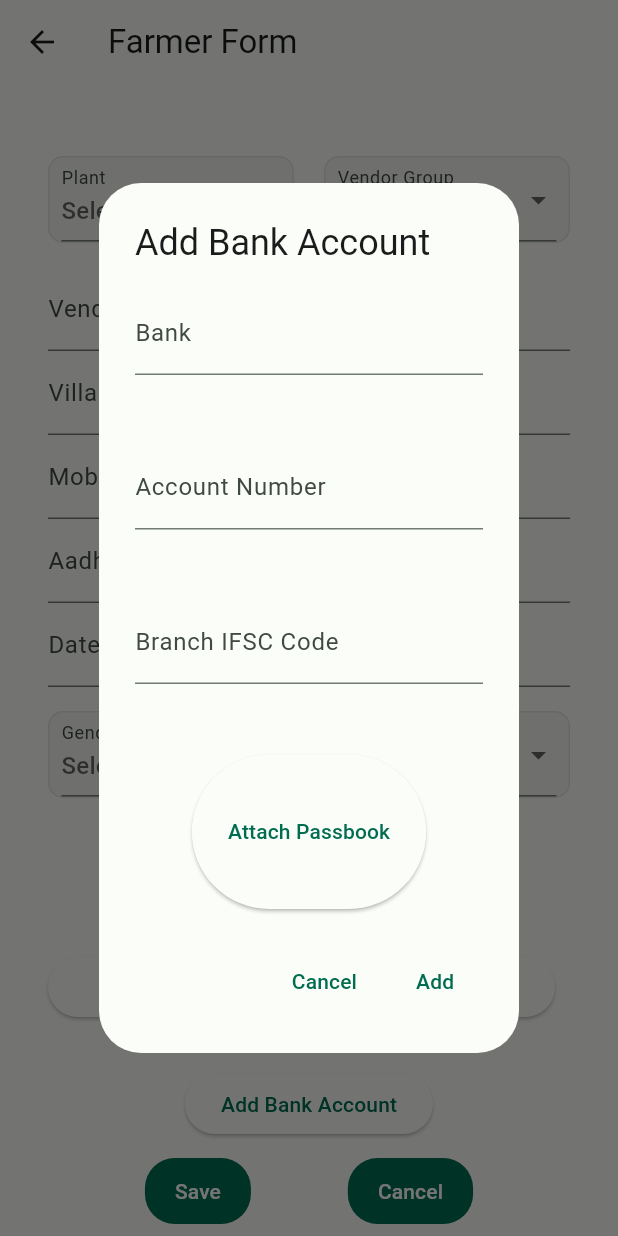
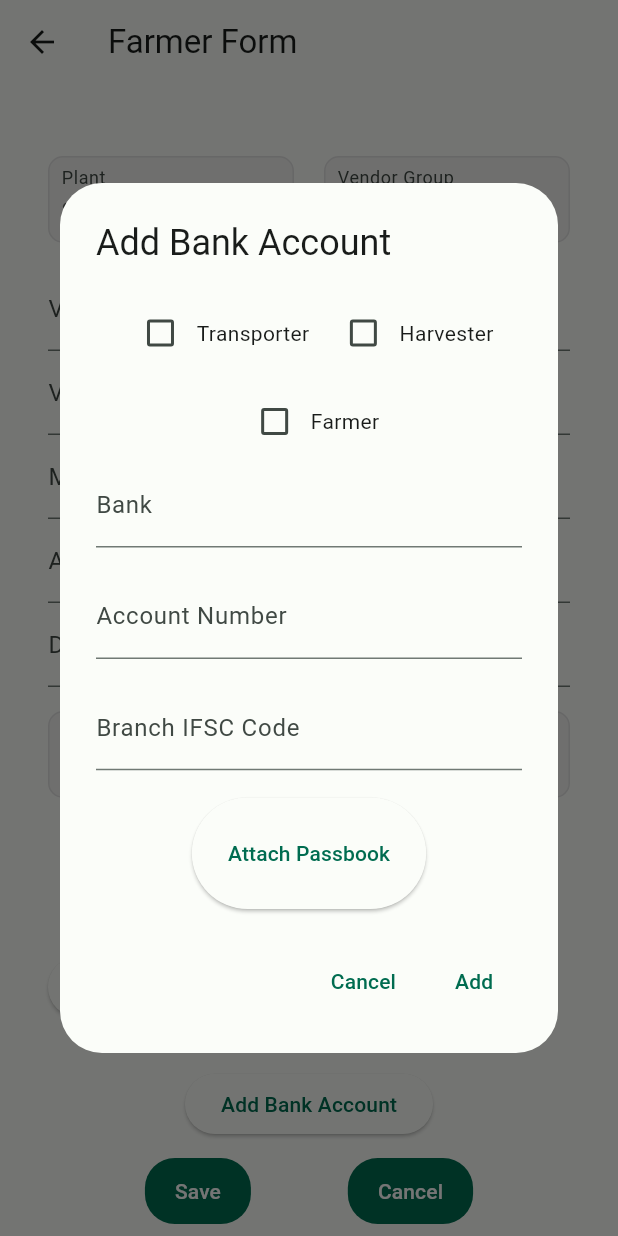
Before and after one commit to Sohampawar17/sugar_app, a Flutter app: the AddFarmerScreen screen opened directly with empty values, after a tap on "Add Bank Account", on a phone screen of 412 x 824 dp. Run offline on Flutter 3.47's test engine with Material 2 defaults, Android fonts, the phone set to English and light mode, and no system bars; drawn by our look-alikes of dynamic_color; our stand-ins replace animated_text_kit, auto_size_text, dio, flutter_image_compress, fluttertoast, geocoding and 9 more; accounts and stored records are empty; network calls fail.

Commit message:
changes in bank details

```diff
--- a/lib/services/add_farmer_service.dart
+++ b/lib/services/add_farmer_service.dart
@@ -56,7 +56,6 @@ class FarmerService {
         List<BankMaster> dataList = List.from(jsonData['data'])
             .map<BankMaster>((data) => BankMaster.fromJson(data))
             .toList();
-
         return dataList;
       } else {
         Fluttertoast.showToast(msg: "Unable to fetch Villages");
@@ -181,7 +180,7 @@ class FarmerService {
       if (response.statusCode == 200) {
         return Farmer.fromJson(response.data["data"]);
       } else {
-        // print(response.statusMessage);
+        print(response.statusMessage);
         return null;
       }
     } catch (e) {
--- a/lib/views/farmer_screens/add_farmer_view/add_farmer_model.dart
+++ b/lib/views/farmer_screens/add_farmer_view/add_farmer_model.dart
@@ -32,6 +32,7 @@ class FarmerViewModel extends BaseViewModel {
   final List<String> items = ['Farmer', 'Member'];
   final List<String> plantlist = ['Bedkihal', 'Nagpur'];
   final List<String> vendorGroupList = ['Cane'];
+  final List<String> roles = ['Transporter', 'Harvester', 'Farmer'];
   List<villagemodel> villageList = [];
   List<BankMaster> bankList = [];
   DateTime? selectedDate;
@@ -48,6 +49,37 @@ class FarmerViewModel extends BaseViewModel {
   final List<String> _selectedItems = [];
 
   List<String> get selectedItems => _selectedItems;
+
+  final List<String> _selectedrole = [];
+
+  List<String> get selectedRoles => _selectedrole;
+
+  void toggleRoles(String item, int index) {
+    if (_selectedrole.contains(item)) {
+      _selectedrole.remove(item);
+      if (item == roles[0]) {
+        bankAccounts[index].transporter = 0;
+      }
+      if (item == roles[1]) {
+        bankAccounts[index].harvester = 0;
+      }
+      if (item == roles[2]) {
+        bankAccounts[index].farmer = 0;
+      }
+    } else {
+      _selectedrole.add(item);
+      if (item == roles[0]) {
+        bankAccounts[index].transporter = 1;
+      }
+      if (item == roles[1]) {
+        bankAccounts[index].harvester = 1;
+      }
+      if (item == roles[2]) {
+        bankAccounts[index].farmer = 1;
+      }
+    }
+    notifyListeners();
+  }
 
   initialise(BuildContext context, String farmerid) async {
     setBusy(true);
@@ -349,7 +381,6 @@ class FarmerViewModel extends BaseViewModel {
     farmerData.circleOffice = selectedoffice;
     farmerData.taluka = selectedtaluka;
     Logger().i(farmerData.circleOffice);
-
     notifyListeners();
   }
 
@@ -374,8 +405,11 @@ class FarmerViewModel extends BaseViewModel {
     Logger().i(branchifscCode);
   }
 
+  // final List<String> _selectedItems = [];
+  //
+  // List<String> get selectedItems => _selectedItems;
   String? selectedRole;
-
+  String? get SelectedRole => selectedRole;
   void setSelectedRole(String? role) {
     selectedRole = role;
     notifyListeners();
@@ -383,10 +417,31 @@ class FarmerViewModel extends BaseViewModel {
 
   //////////////////////////////////////////////////////////////////////////////////
   ////////////////////////////////// for user role ////////////////////////////////
-  final List<String> roles = ['Transporter', 'Harvester', 'Farmer', 'None'];
+
+  // void toggleRole(String item) {
+  //   if (roles?.contains(item)) {
+  //     roles?.remove(item);
+  //     // 'Transporter', 'Harvester', 'Farmer', 'Member'
+  //     if (item == roles[0]) {
+  //       bankAccounts.;
+  //     }
+  //     if (item == roles[1]) {
+  //       farmerData.isMember = 0;
+  //     }
+  //   } else {
+  //     _selectedItems.add(item);
+  //     if (item == roles[0]) {
+  //       farmerData.isFarmer = 1;
+  //     }
+  //     if (item == roles[1]) {
+  //       farmerData.isMember = 1;
+  //     }
+  //   }
+  //   notifyListeners();
+  // }
   // final List<String> roles = ['Transporter'];
   // String? _selectedRole;
-
+  //
   // String? get selectedRole => _selectedRole;
 
   // void setSelectedRole(String? role) {
@@ -404,8 +459,9 @@ class FarmerViewModel extends BaseViewModel {
   bool farmer = false;
   bool member = false;
 
-  void setTransporter(bool value) {
-    transporter = value;
+  void setTransporter(bool? value) {
+    transporter = value ?? false;
+    Logger().i(transporter);
     notifyListeners();
   }
 
@@ -443,7 +499,6 @@ class FarmerViewModel extends BaseViewModel {
         farmerData.isMember = 1;
       }
     }
-
     notifyListeners();
   }
   ///////////////////////////////////////////////////////////////////////
@@ -578,9 +633,9 @@ class FarmerViewModel extends BaseViewModel {
     if (formState!.validate()) {
       // Form is valid, submit it
       if (index == -1) {
-        if (!isRoleAlreadyPresent(bankName)) {
+        if (!isRoleAlreadyPresent(selectedRole ?? "")) {
           Fluttertoast.showToast(
-              msg: "Bank is already exist", toastLength: Toast.LENGTH_LONG);
+              msg: "Role is already exist", toastLength: Toast.LENGTH_LONG);
           return;
         }
       }
@@ -645,7 +700,9 @@ class FarmerViewModel extends BaseViewModel {
   }
 
   void resetBankVariables() {
-    selectedRole = ""; // Reset selectedRole
+    farmer = false;
+    transporter = false;
+    harvester = false;
     bankName = "";
     branchifscCode = "";
     accountNumber = "";
@@ -727,9 +784,7 @@ class FarmerViewModel extends BaseViewModel {
       if (passbookattch.isNotEmpty) {
         return passbookattch;
       } else if (files.bankPassbooks.isNotEmpty) {
-        return files.bankPassbooks
-            .map((file) => file?.path.split("/").last)
-            .join(", ");
+        return 'Image Picked';
       } else {
         return null;
       }
@@ -740,8 +795,7 @@ class FarmerViewModel extends BaseViewModel {
 
   List<File?>? getFileFromFileTypepassbook(String filetype) {
     if (filetype == kBankpdf) return List.from(files.bankPassbooks);
-
-    return null;
+    return [];
   }
 
   File? getFileFromFileType(String filetype) {
--- a/lib/views/farmer_screens/add_farmer_view/add_farmer_screen.dart
+++ b/lib/views/farmer_screens/add_farmer_view/add_farmer_screen.dart
@@ -123,6 +123,7 @@ class AddFarmerScreen extends StatelessWidget {
                     //     fontWeight: FontWeight.w300,
                     //   ),
                     // ),
+
                     Row(
                       children: [
                         Expanded(
@@ -574,15 +575,15 @@ class AddFarmerScreen extends StatelessWidget {
                               // ignore: deprecated_member_use
                               dataRowHeight: 40.0,
                               columns: const [
-                                // DataColumn(
-                                //   label: Text('Far.'),
-                                // ),
-                                // DataColumn(
-                                //   label: Text('Har.'),
-                                // ),
-                                // DataColumn(
-                                //   label: Text('Trans.'),
-                                // ),
+                                DataColumn(
+                                  label: Text('Far.'),
+                                ),
+                                DataColumn(
+                                  label: Text('Har.'),
+                                ),
+                                DataColumn(
+                                  label: Text('Trans.'),
+                                ),
                                 DataColumn(
                                   label: Text('B. Name'),
                                 ),
@@ -592,7 +593,6 @@ class AddFarmerScreen extends StatelessWidget {
                                 DataColumn(
                                   label: Text('Acc. Number'),
                                 ),
-
                                 DataColumn(
                                   label: Text('Bank Passbook'),
                                 ),
@@ -612,6 +612,15 @@ class AddFarmerScreen extends StatelessWidget {
                                 // Replace 10 with the actual number of rows you want
                                 (int index) => DataRow(
                                   cells: [
+                                    DataCell(Text(model
+                                        .bankAccounts[index].farmer
+                                        .toString())),
+                                    DataCell(Text(model
+                                        .bankAccounts[index].harvester
+                                        .toString())),
+                                    DataCell(Text(model
+                                        .bankAccounts[index].transporter
+                                        .toString())),
                                     DataCell(Text(model
                                         .bankAccounts[index].bankName
                                         .toString())),
@@ -732,6 +741,29 @@ class AddFarmerScreen extends StatelessWidget {
                   key: model.bankformKey,
                   child: Column(
                     children: [
+                      Wrap(
+                        spacing: 4.0,
+                        runSpacing: 3.0,
+                        alignment: WrapAlignment.center,
+                        children: [
+                          for (String item in model.roles)
+                            Padding(
+                              padding: const EdgeInsets.all(4.0),
+                              child: Row(
+                                mainAxisSize: MainAxisSize.min,
+                                children: [
+                                  Checkbox(
+                                    value: model.selectedRoles.contains(item),
+                                    onChanged: (_) => model.toggleRoles(
+                                        item, index), // Pass the correct index
+                                  ),
+                                  Text(item),
+                                ],
+                              ),
+                            ),
+                        ],
+                      ),
+
                       Expanded(
                         child: Autocomplete<String>(
                           key: Key(index == -1
@@ -919,9 +951,9 @@ class AddFarmerScreen extends StatelessWidget {
                                 'Bank File: ${model.passbookattch.split("/").last}',
                                 overflow: TextOverflow.ellipsis,
                               )
-                            : model.files.getFile(kBankpdf) != null
+                            : model.getFileFromFileType(kBankpdf) != null
                                 ? Text(
-                                    'Bank Passbook: ${model.files.getFile(kBankpdf)!.path.split("/").last}',
+                                    'Bank Passbook: ${model.getFileFromFileTypepassbook(kBankpdf)}',
                                     overflow: TextOverflow.ellipsis,
                                   )
                                 : const Text('Attach Passbook'),
```
Also changed, not shown: lib/views/farmer_screens/list_farmers_view/list_farmers_screen.dart (+4 -14 lines).
